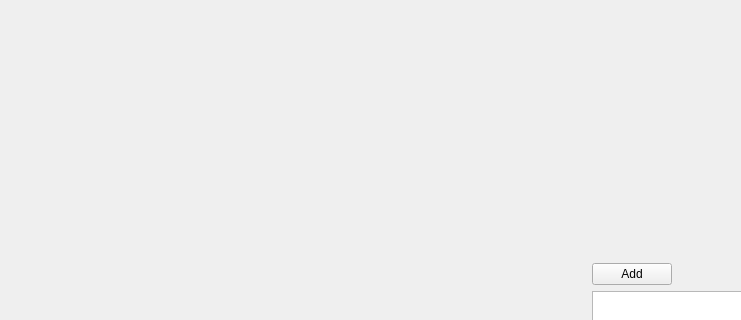
Before: the Qt Designer form CatNMouse/mainwindow.ui in gourdCravings/catnmouse, drawn with Qt 5; both pictures show x 0 to 741 and y 0 to 320 of the 881 by 574 pixel window.
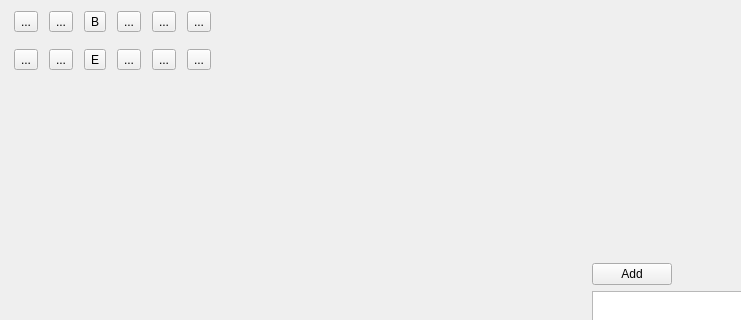
After: the same form once the commit is applied.

```diff
--- a/CatNMouse/mainwindow.ui
+++ b/CatNMouse/mainwindow.ui
@@ -47,12 +47,123 @@
     <property name="geometry">
      <rect>
       <x>11</x>
-      <y>11</y>
+      <y>81</y>
       <width>581</width>
-      <height>491</height>
+      <height>421</height>
      </rect>
     </property>
    </widget>
+   <widget class="QWidget" name="toolBarWidget" native="true">
+    <property name="geometry">
+     <rect>
+      <x>9</x>
+      <y>0</y>
+      <width>581</width>
+      <height>80</height>
+     </rect>
+    </property>
+    <widget class="QWidget" name="toolButtonWidget" native="true">
+     <property name="geometry">
+      <rect>
+       <x>0</x>
+       <y>0</y>
+       <width>207</width>
+       <height>83</height>
+      </rect>
+     </property>
+     <layout class="QGridLayout" name="gridLayout_2">
+      <item row="0" column="0">
+       <widget class="QToolButton" name="panButton">
+        <property name="text">
+         <string>...</string>
+        </property>
+       </widget>
+      </item>
+      <item row="0" column="1">
+       <widget class="QToolButton" name="selectButton">
+        <property name="text">
+         <string>...</string>
+        </property>
+       </widget>
+      </item>
+      <item row="0" column="2">
+       <widget class="QToolButton" name="brushButton">
+        <property name="text">
+         <string>B</string>
+        </property>
+       </widget>
+      </item>
+      <item row="0" column="3">
+       <widget class="QToolButton" name="fillButton">
+        <property name="text">
+         <string>...</string>
+        </property>
+       </widget>
+      </item>
+      <item row="0" column="4">
+       <widget class="QToolButton" name="smudgeButton">
+        <property name="text">
+         <string>...</string>
+        </property>
+       </widget>
+      </item>
+      <item row="0" column="5">
+       <widget class="QToolButton" name="textButton">
+        <property name="text">
+         <string>...</string>
+        </property>
+       </widget>
+      </item>
+      <item row="1" column="0">
+       <widget class="QToolButton" name="liquifyButton">
+        <property name="text">
+         <string>...</string>
+        </property>
+       </widget>
+      </item>
+      <item row="1" column="1">
+       <widget class="QToolButton" name="transformButton">
+        <property name="text">
+         <string>...</string>
+        </property>
+       </widget>
+      </item>
+      <item row="1" column="2">
+       <widget class="QToolButton" name="eraseButton">
+        <property name="font">
+         <font>
+          <pointsize>9</pointsize>
+         </font>
+        </property>
+        <property name="text">
+         <string>E</string>
+        </property>
+       </widget>
+      </item>
+      <item row="1" column="3">
+       <widget class="QToolButton" name="eyedropButton">
+        <property name="text">
+         <string>...</string>
+        </property>
+       </widget>
+      </item>
+      <item row="1" column="4">
+       <widget class="QToolButton" name="lineButton">
+        <property name="text">
+         <string>...</string>
+        </property>
+       </widget>
+      </item>
+      <item row="1" column="5">
+       <widget class="QToolButton" name="zoomButton">
+        <property name="text">
+         <string>...</string>
+        </property>
+       </widget>
+      </item>
+     </layout>
+    </widget>
+   </widget>
   </widget>
   <widget class="QMenuBar" name="menubar">
    <property name="geometry">
```
